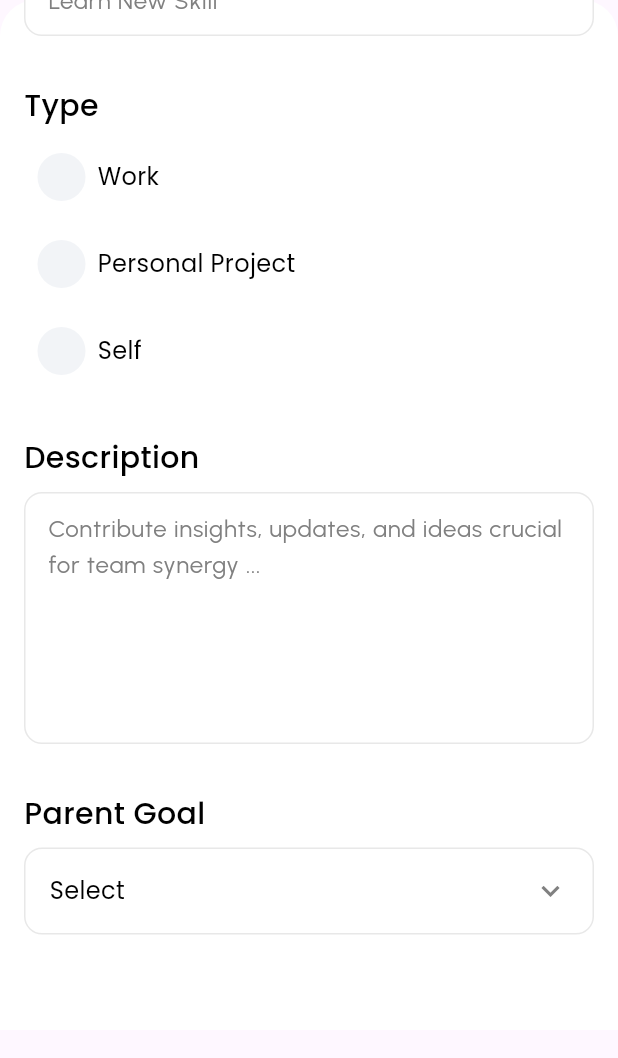
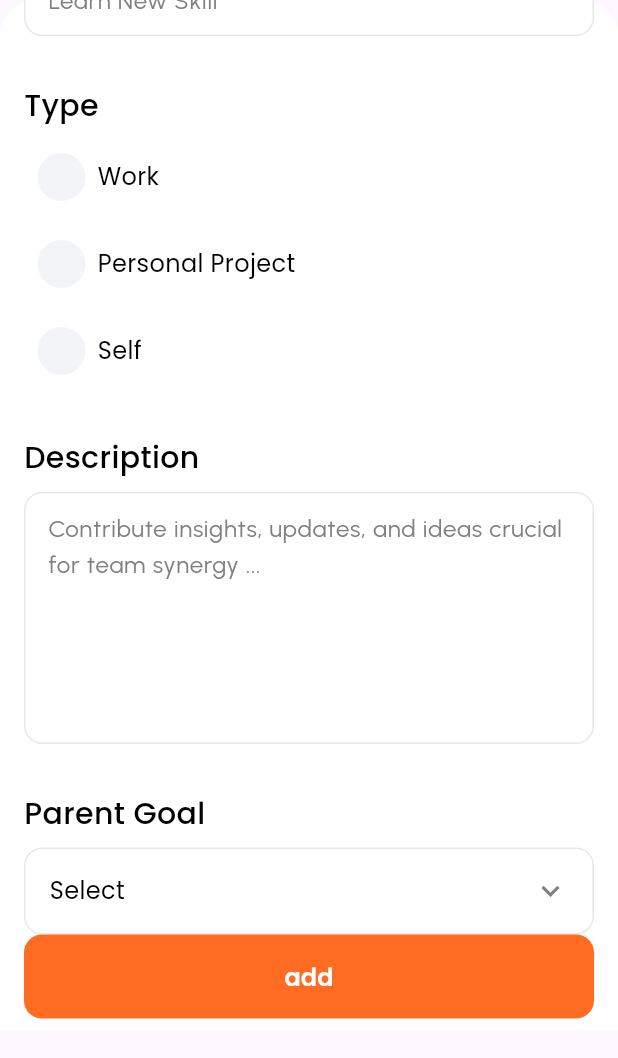
Before and after one commit to joelmagoun/TaskRM, a Flutter app: the AddNewGoalBottomSheet widget shown alone on an empty page, opened directly, scrolled down 173 dp, on a phone screen of 412 x 824 dp. Shown: the top 1058 px of the screen. Run offline on Flutter 3.47's test engine with Material 3 defaults, Android fonts, the light colour scheme and no system bars; our stand-ins replace appwrite, country_picker, flutter_form_builder, flutter_secure_storage, flutter_svg, form_builder_validators and 2 more; missing offline and left inert: gesture_password_widget; accounts and stored records are empty; network calls fail.

Commit message:
goal is adding

```diff
--- a/lib/app.dart
+++ b/lib/app.dart
@@ -3,6 +3,7 @@ import 'package:flutter/material.dart';
 import 'package:flutter/services.dart';
 import 'package:provider/provider.dart';
 import 'package:task_rm/providers/auth_provider.dart';
+import 'package:task_rm/providers/goals_provider.dart';
 import 'package:task_rm/providers/task_provider.dart';
 import 'package:task_rm/providers/profile_provider.dart';
 import 'package:task_rm/routes/app_router.dart';
@@ -43,6 +44,7 @@ class _MyAppState extends State<MyApp> {
 
     return MultiProvider(
       providers: [
+        ChangeNotifierProvider(create: (context) => GoalProvider()),
         // ChangeNotifierProvider(create: (context) => tasksListProvider),
         // ChangeNotifierProvider(create: (context) => goalsListProvider),
         // ChangeNotifierProvider(
--- a/lib/utils/config/constants.dart
+++ b/lib/utils/config/constants.dart
@@ -30,6 +30,7 @@ class AppWriteConstant {
   static const String userImageBucketId = '65d872347bcd376062c8';
   static const String profileCollectionId = 'user_profile';
   static const String taskCollectionId = 'tasks';
+  static const String goalCollectionId = 'goals';
 
 
 
--- a/lib/views/goals/add_new_goal_ bottomsheet.dart
+++ b/lib/views/goals/add_new_goal_ bottomsheet.dart
@@ -5,8 +5,10 @@ import 'package:task_rm/utils/custom_dialog.dart';
 import 'package:task_rm/utils/typograpgy.dart';
 import 'package:task_rm/views/goals/select_parent_goal_bottomsheet.dart';
 import 'package:task_rm/views/tasks/newTask/select_goal_bottom_sheet.dart';
+import 'package:task_rm/widgets/components/buttons/primary_button.dart';
 import '../../../../utils/color.dart';
 import '../../../../utils/spacer.dart';
+import '../../providers/goals_provider.dart';
 
 class AddNewGoalBottomSheet extends StatefulWidget {
   const AddNewGoalBottomSheet({
@@ -27,17 +29,14 @@ class _AddNewGoalBottomSheetState extends State<AddNewGoalBottomSheet> {
     return Material(
       color: Colors.transparent,
       child: Container(
-        height: MediaQuery
-            .of(context)
-            .size
-            .height / 1.2,
+        height: MediaQuery.of(context).size.height / 1.2,
         width: double.infinity,
         decoration: const BoxDecoration(
             borderRadius: BorderRadius.only(
                 topRight: Radius.circular(24), topLeft: Radius.circular(24)),
             color: white),
         child: SingleChildScrollView(
-          child: Consumer<TaskProvider>(builder: (_, _taskState, child) {
+          child: Consumer<GoalProvider>(builder: (_, _goalState, child) {
             return Column(
               mainAxisSize: MainAxisSize.min,
               children: [
@@ -51,6 +50,10 @@ class _AddNewGoalBottomSheetState extends State<AddNewGoalBottomSheet> {
                       _typeField(),
                       _descriptionField(),
                       _goalField(),
+                      PrimaryButton(onTap: () async {
+                        await _goalState.addNewGoal(_titleController.text,
+                            _descriptionController.text, selectedType, context);
+                      }, buttonTitle: 'add'),
                       const SizedBox(
                         height: 48,
                       )
@@ -66,7 +69,7 @@ class _AddNewGoalBottomSheetState extends State<AddNewGoalBottomSheet> {
   }
 
   Widget _header() {
-    final _taskState = Provider.of<TaskProvider>(context, listen: false);
+    final _goalState = Provider.of<GoalProvider>(context, listen: false);
     return Padding(
       padding: const EdgeInsets.all(16.0),
       child: Row(
@@ -84,29 +87,33 @@ class _AddNewGoalBottomSheetState extends State<AddNewGoalBottomSheet> {
             'New Goal',
             style: tTextStyle500.copyWith(fontSize: 20, color: black),
           ),
-          InkWell(
-            onTap: () async {},
-            child: Container(
-              decoration: BoxDecoration(
-                borderRadius: BorderRadius.circular(8),
-                color: primaryColor,
-              ),
-              child: Padding(
-                padding:
-                const EdgeInsets.symmetric(horizontal: 16.0, vertical: 8.0),
-                child: _taskState.isTaskAdding
-                    ? const Padding(
-                  padding: EdgeInsets.all(8.0),
-                  child: CircularProgressIndicator(),
-                )
-                    : Text(
-                  'Add',
-                  style:
-                  tTextStyleBold.copyWith(color: white, fontSize: 16),
-                ),
-              ),
-            ),
-          )
+          IconButton(onPressed: () async {
+            await _goalState.addNewGoal(_titleController.text,
+                         _descriptionController.text, selectedType, context);
+          }, icon: const Icon(Icons.add))
+          // InkWell(
+          //   onTap: () async {
+          //     await _goalState.addNewGoal(_titleController.text,
+          //         _descriptionController.text, selectedType, context);
+          //   },
+          //   child: Container(
+          //     height: 40,
+          //     width: 64,
+          //     alignment: Alignment.center,
+          //     decoration: BoxDecoration(
+          //       borderRadius: BorderRadius.circular(8),
+          //       color: primaryColor,
+          //     ),
+          //     child: _goalState.isGoalAdding
+          //         ? const SizedBox(
+          //             height: 16, width: 16, child: CircularProgressIndicator())
+          //         : Text(
+          //             'Add',
+          //             style:
+          //                 tTextStyleBold.copyWith(color: white, fontSize: 16),
+          //           ),
+          //   ),
+          // )
         ],
       ),
     );
@@ -172,9 +179,9 @@ class _AddNewGoalBottomSheetState extends State<AddNewGoalBottomSheet> {
               });
             },
             tileBorderColor:
-            selectedType == 'Personal Project' ? borderColor : trans,
+                selectedType == 'Personal Project' ? borderColor : trans,
             circleColor:
-            selectedType == 'Personal Project' ? secondaryColor : trans,
+                selectedType == 'Personal Project' ? secondaryColor : trans,
             title: 'Personal Project'),
         eightVerticalSpace,
         _optionTile(
@@ -209,7 +216,8 @@ class _AddNewGoalBottomSheetState extends State<AddNewGoalBottomSheet> {
               filled: true,
               fillColor: white,
               contentPadding: const EdgeInsets.all(12),
-              hintText: 'Contribute insights, updates, and ideas crucial for team synergy ...',
+              hintText:
+                  'Contribute insights, updates, and ideas crucial for team synergy ...',
               hintStyle: hintTextStyle,
               focusedBorder: OutlineInputBorder(
                 borderRadius: BorderRadius.circular(12.0),
@@ -226,7 +234,7 @@ class _AddNewGoalBottomSheetState extends State<AddNewGoalBottomSheet> {
   }
 
   Widget _goalField() {
-    final _taskState = Provider.of<TaskProvider>(context, listen: false);
+    final _goalState = Provider.of<GoalProvider>(context, listen: false);
     return Column(
       crossAxisAlignment: CrossAxisAlignment.start,
       children: [
@@ -240,7 +248,8 @@ class _AddNewGoalBottomSheetState extends State<AddNewGoalBottomSheet> {
         eightVerticalSpace,
         InkWell(
           onTap: () {
-            CustomDialog.bottomSheet(context, const SelectParentGoalBottomSheet());
+            CustomDialog.bottomSheet(
+                context, const SelectParentGoalBottomSheet());
           },
           child: Container(
             decoration: BoxDecoration(
@@ -253,12 +262,9 @@ class _AddNewGoalBottomSheetState extends State<AddNewGoalBottomSheet> {
                 mainAxisAlignment: MainAxisAlignment.spaceBetween,
                 children: [
                   SizedBox(
-                    width: MediaQuery
-                        .of(context)
-                        .size
-                        .width / 1.4,
+                    width: MediaQuery.of(context).size.width / 1.4,
                     child: Text(
-                      _taskState.selectedGoal,
+                      _goalState.selectedParentGoal,
                       maxLines: 2,
                       overflow: TextOverflow.ellipsis,
                       style: tTextStyleRegular.copyWith(
@@ -304,10 +310,7 @@ class _AddNewGoalBottomSheetState extends State<AddNewGoalBottomSheet> {
               ),
               eightHorizontalSpace,
               SizedBox(
-                width: MediaQuery
-                    .of(context)
-                    .size
-                    .width / 1.4,
+                width: MediaQuery.of(context).size.width / 1.4,
                 child: Text(
                   title,
                   maxLines: 2,
```
Also changed, not shown: lib/providers/goals_provider.dart (+32 -53 lines), lib/views/goals/select_parent_goal_bottomsheet.dart (+14 -9 lines).
